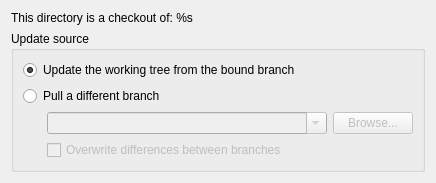
Above: ui/update_checkout.ui from breezy-team/qbrz before the change. Below: the same form after it.
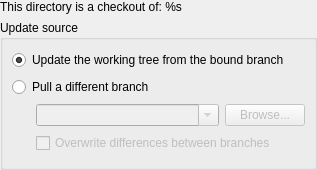
That is the form after the change.

Commit message: Fix various problems in the subprocess dialog and layouts in qgetnew/qgetupdates

```diff
--- a/ui/update_checkout.ui
+++ b/ui/update_checkout.ui
@@ -1,18 +1,21 @@
 <ui version="4.0" >
  <class>UpdateCheckoutForm</class>
- <widget class="QDialog" name="UpdateCheckoutForm" >
+ <widget class="QWidget" name="UpdateCheckoutForm" >
   <property name="geometry" >
    <rect>
     <x>0</x>
     <y>0</y>
-    <width>436</width>
-    <height>171</height>
+    <width>317</width>
+    <height>170</height>
    </rect>
   </property>
   <property name="windowTitle" >
    <string>Update Bazaar Checkout</string>
   </property>
   <layout class="QVBoxLayout" name="verticalLayout" >
+   <property name="margin" >
+    <number>0</number>
+   </property>
    <item>
     <widget class="QLabel" name="label" >
      <property name="sizePolicy" >
@@ -79,6 +82,9 @@
         <property name="editable" >
          <bool>true</bool>
         </property>
+        <property name="sizeAdjustPolicy" >
+         <enum>QComboBox::AdjustToMinimumContentsLength</enum>
+        </property>
        </widget>
       </item>
       <item row="2" column="2" >
```
Left out of the diff: 3 changed lines with no effect on the pictures. The commit also changes 10 other files.
